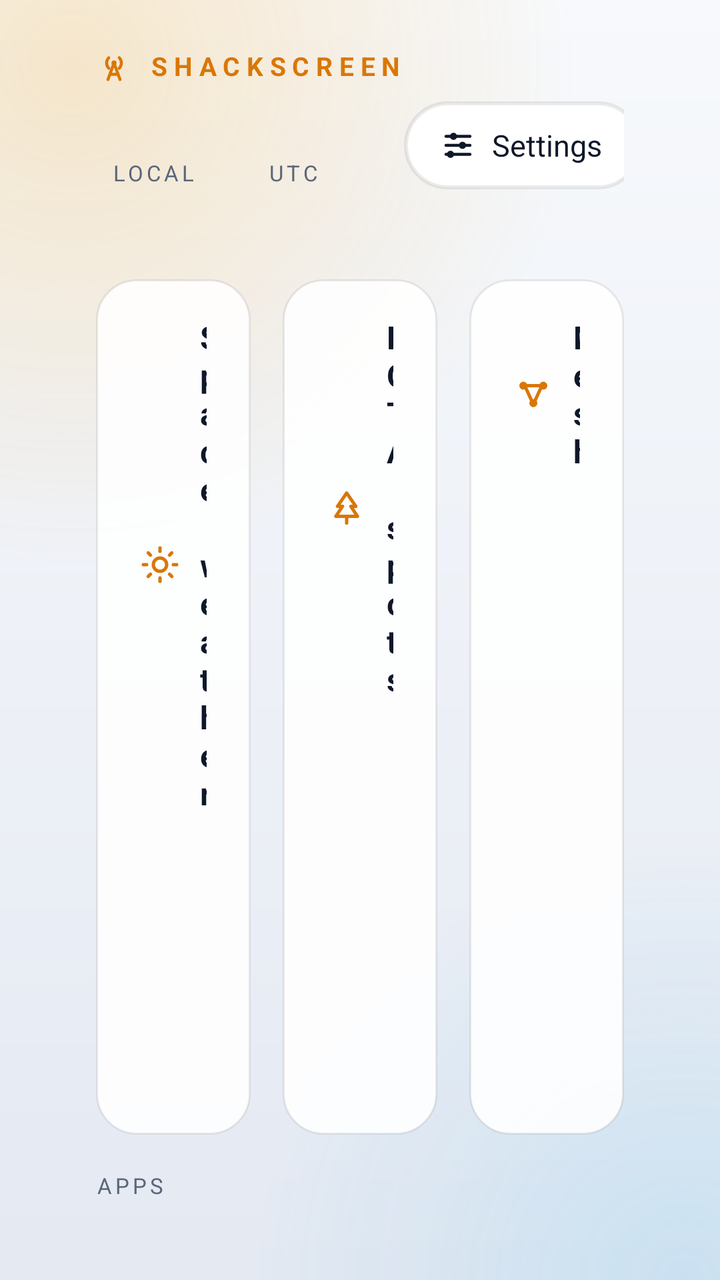
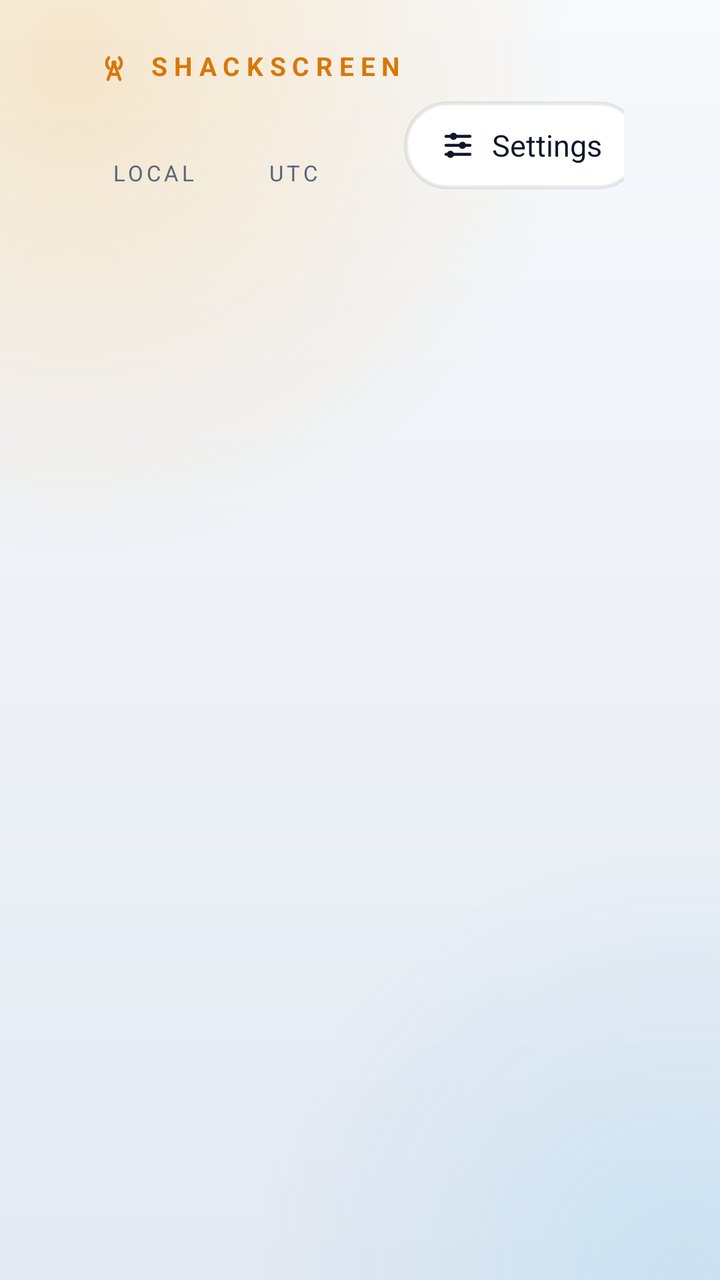

Compare the two renders of this Android layout. The source of the first and the diff that turns it into the second are given below.
<!-- AndroidManifest.xml: application theme Theme.ShackScreen -->
<!-- res/layout/activity_main.xml -->
<?xml version="1.0" encoding="utf-8"?>
<LinearLayout xmlns:android="http://schemas.android.com/apk/res/android"
    android:layout_width="match_parent"
    android:layout_height="match_parent"
    android:clipToPadding="false"
    android:orientation="vertical"
    android:paddingStart="48dp"
    android:paddingEnd="48dp"
    android:paddingTop="24dp"
    android:paddingBottom="20dp">

    <LinearLayout
        android:layout_width="match_parent"
        android:layout_height="wrap_content"
        android:gravity="center_vertical"
        android:orientation="horizontal">

        <LinearLayout
            android:layout_width="wrap_content"
            android:layout_height="wrap_content"
            android:orientation="vertical">

            <LinearLayout
                android:layout_width="wrap_content"
                android:layout_height="wrap_content"
                android:gravity="center_vertical"
                android:orientation="horizontal">

                <ImageView
                    android:layout_width="18dp"
                    android:layout_height="18dp"
                    android:layout_marginEnd="8dp"
                    android:src="@drawable/ic_antenna"
                    android:tint="@color/accent"
                    android:importantForAccessibility="no" />

                <TextView
                    android:layout_width="wrap_content"
                    android:layout_height="wrap_content"
                    android:letterSpacing="0.25"
                    android:text="@string/app_name"
                    android:textAllCaps="true"
                    android:textColor="@color/accent"
                    android:textSize="13sp"
                    android:textStyle="bold" />
            </LinearLayout>

            <LinearLayout
                android:layout_width="wrap_content"
                android:layout_height="wrap_content"
                android:layout_marginTop="2dp"
                android:baselineAligned="true"
                android:orientation="horizontal">

                <TextView
                    android:id="@+id/clock_local"
                    android:layout_width="wrap_content"
                    android:layout_height="wrap_content"
                    android:textColor="@color/text"
                    android:textSize="44sp" />

                <TextView
                    style="@style/Label"
                    android:layout_width="wrap_content"
                    android:layout_height="wrap_content"
                    android:layout_marginStart="8dp"
                    android:layout_marginEnd="28dp"
                    android:text="@string/local" />

                <TextView
                    android:id="@+id/clock_utc"
                    android:layout_width="wrap_content"
                    android:layout_height="wrap_content"
                    android:textColor="@color/accent2"
                    android:textSize="44sp" />

                <TextView
                    style="@style/Label"
                    android:layout_width="wrap_content"
                    android:layout_height="wrap_content"
                    android:layout_marginStart="8dp"
                    android:text="@string/utc" />
            </LinearLayout>

            <TextView
                android:id="@+id/date"
                android:layout_width="wrap_content"
                android:layout_height="wrap_content"
                android:textColor="@color/dim"
                android:textSize="14sp" />
        </LinearLayout>

        <View
            android:layout_width="0dp"
            android:layout_height="1dp"
            android:layout_weight="1" />

        <LinearLayout
            android:id="@+id/update"
            android:layout_width="wrap_content"
            android:layout_height="44dp"
            android:layout_marginEnd="12dp"
            android:background="@drawable/pill_bg"
            android:focusable="true"
            android:clickable="true"
            android:gravity="center_vertical"
            android:orientation="horizontal"
            android:paddingStart="18dp"
            android:paddingEnd="20dp"
            android:visibility="gone">

            <ImageView
                android:layout_width="18dp"
                android:layout_height="18dp"
                android:layout_marginEnd="8dp"
                android:src="@drawable/ic_update"
                android:tint="@color/accent"
                android:importantForAccessibility="no" />

            <TextView
                android:id="@+id/update_text"
                android:layout_width="wrap_content"
                android:layout_height="wrap_content"
                android:textColor="@color/accent"
                android:textSize="15sp"
                android:textStyle="bold" />
        </LinearLayout>

        <LinearLayout
            android:id="@+id/settings"
            android:layout_width="wrap_content"
            android:layout_height="44dp"
            android:background="@drawable/pill_bg"
            android:focusable="true"
            android:clickable="true"
            android:gravity="center_vertical"
            android:orientation="horizontal"
            android:paddingStart="18dp"
            android:paddingEnd="20dp">

            <ImageView
                android:layout_width="18dp"
                android:layout_height="18dp"
                android:layout_marginEnd="8dp"
                android:src="@drawable/ic_settings"
                android:tint="@color/text"
                android:importantForAccessibility="no" />

            <TextView
                android:layout_width="wrap_content"
                android:layout_height="wrap_content"
                android:text="@string/settings"
                android:textColor="@color/text"
                android:textSize="15sp" />
        </LinearLayout>
    </LinearLayout>

    <LinearLayout
        android:layout_width="match_parent"
        android:layout_height="0dp"
        android:layout_marginTop="18dp"
        android:layout_weight="1"
        android:orientation="horizontal">

        <LinearLayout style="@style/Card" android:layout_marginEnd="16dp">
            <LinearLayout android:layout_width="match_parent" android:layout_height="wrap_content" android:gravity="center_vertical" android:orientation="horizontal">
                <ImageView style="@style/CardIcon" android:src="@drawable/ic_sun" android:importantForAccessibility="no" />
                <TextView style="@style/CardTitle" android:text="@string/space" />
                <TextView android:id="@+id/space_src" style="@style/CardSource" />
            </LinearLayout>
            <FrameLayout android:id="@+id/space_body" android:layout_width="match_parent" android:layout_height="0dp" android:layout_weight="1" android:layout_marginTop="12dp" />
        </LinearLayout>

        <LinearLayout style="@style/Card" android:layout_marginEnd="16dp">
            <LinearLayout android:layout_width="match_parent" android:layout_height="wrap_content" android:gravity="center_vertical" android:orientation="horizontal">
                <ImageView style="@style/CardIcon" android:src="@drawable/ic_park" android:importantForAccessibility="no" />
                <TextView style="@style/CardTitle" android:text="@string/pota" />
                <TextView android:id="@+id/pota_src" style="@style/CardSource" />
            </LinearLayout>
            <FrameLayout android:id="@+id/pota_body" android:layout_width="match_parent" android:layout_height="0dp" android:layout_weight="1" android:layout_marginTop="12dp" />
        </LinearLayout>

        <LinearLayout style="@style/Card">
            <LinearLayout android:layout_width="match_parent" android:layout_height="wrap_content" android:gravity="center_vertical" android:orientation="horizontal">
                <ImageView style="@style/CardIcon" android:src="@drawable/ic_mesh" android:importantForAccessibility="no" />
                <TextView style="@style/CardTitle" android:text="@string/mesh" />
                <TextView android:id="@+id/mesh_src" style="@style/CardSource" />
            </LinearLayout>
            <FrameLayout android:id="@+id/mesh_body" android:layout_width="match_parent" android:layout_height="0dp" android:layout_weight="1" android:layout_marginTop="12dp" />
        </LinearLayout>
    </LinearLayout>

    <TextView
        style="@style/Label"
        android:layout_width="wrap_content"
        android:layout_height="wrap_content"
        android:layout_marginTop="18dp"
        android:layout_marginBottom="4dp"
        android:text="@string/apps" />

    
    <HorizontalScrollView
        android:layout_width="match_parent"
        android:layout_height="wrap_content"
        android:layout_marginStart="-14dp"
        android:layout_marginEnd="-14dp"
        android:clipChildren="false"
        android:clipToPadding="false"
        android:paddingStart="14dp"
        android:paddingEnd="14dp"
        android:paddingTop="8dp"
        android:paddingBottom="8dp"
        android:scrollbars="none">

        <LinearLayout
            android:id="@+id/apps"
            android:clipChildren="false"
            android:layout_width="wrap_content"
            android:layout_height="wrap_content"
            android:orientation="horizontal" />
    </HorizontalScrollView>
</LinearLayout>
<!-- resources referenced by this layout -->
<resources>
  <color name="dim">#5B667A</color>
  <color name="text">#0F172A</color>
  <!-- drawable ic_mesh (drawable) -->
  <?xml version="1.0" encoding="utf-8"?>
  <vector xmlns:android="http://schemas.android.com/apk/res/android"
      android:width="24dp" android:height="24dp" android:viewportWidth="24" android:viewportHeight="24">
      <path android:strokeColor="#FFFFFFFF" android:strokeWidth="2" android:strokeLineCap="round" android:strokeLineJoin="round" android:pathData="M7.6,8.6L10.8,15.6 M16.4,8.6L13.2,15.6 M8.4,7H15.6" />
      <path android:fillColor="#FFFFFFFF" android:pathData="M6,4.6a2.4,2.4 0,1 1,0 4.8a2.4,2.4 0,1 1,0 -4.8z M18,4.6a2.4,2.4 0,1 1,0 4.8a2.4,2.4 0,1 1,0 -4.8z M12,15.1a2.4,2.4 0,1 1,0 4.8a2.4,2.4 0,1 1,0 -4.8z" />
  </vector>
  <!-- drawable ic_park (drawable) -->
  <?xml version="1.0" encoding="utf-8"?>
  <vector xmlns:android="http://schemas.android.com/apk/res/android"
      android:width="24dp" android:height="24dp" android:viewportWidth="24" android:viewportHeight="24">
      <path android:strokeColor="#FFFFFFFF" android:strokeWidth="2" android:strokeLineCap="round" android:strokeLineJoin="round" android:pathData="M12,3L6.5,11H9.5L5.5,17H18.5L14.5,11H17.5Z M12,17V21" />
  </vector>
  <!-- drawable ic_sun (drawable) -->
  <?xml version="1.0" encoding="utf-8"?>
  <vector xmlns:android="http://schemas.android.com/apk/res/android"
      android:width="24dp" android:height="24dp" android:viewportWidth="24" android:viewportHeight="24">
      <path android:strokeColor="#FFFFFFFF" android:strokeWidth="2" android:strokeLineCap="round" android:strokeLineJoin="round" android:pathData="M12,8a4,4 0,1 1,0 8a4,4 0,1 1,0 -8z" />
      <path android:strokeColor="#FFFFFFFF" android:strokeWidth="2" android:strokeLineCap="round" android:strokeLineJoin="round" android:pathData="M12,2v2 M12,20v2 M2,12h2 M20,12h2 M4.9,4.9l1.4,1.4 M17.7,17.7l1.4,1.4 M4.9,19.1l1.4,-1.4 M17.7,6.3l1.4,-1.4" />
  </vector>
  <string name="apps">Apps</string>
  <string name="local">Local</string>
  <string name="mesh">Mesh</string>
  <string name="pota">POTA spots</string>
  <string name="space">Space weather</string>
  <string name="utc">UTC</string>
  <style name="Card">
          <item name="android:layout_width">0dp</item>
          <item name="android:layout_height">match_parent</item>
          <item name="android:layout_weight">1</item>
          <item name="android:orientation">vertical</item>
          <item name="android:background">@drawable/card_bg</item>
          <item name="android:paddingStart">22dp</item>
          <item name="android:paddingEnd">22dp</item>
          <item name="android:paddingTop">18dp</item>
          <item name="android:paddingBottom">16dp</item>
      </style>
  <style name="CardIcon">
          <item name="android:layout_width">20dp</item>
          <item name="android:layout_height">20dp</item>
          <item name="android:layout_marginEnd">10dp</item>
          <item name="android:tint">@color/accent</item>
      </style>
  <style name="CardSource">
          <item name="android:layout_width">wrap_content</item>
          <item name="android:layout_height">wrap_content</item>
          <item name="android:textColor">@color/faint</item>
          <item name="android:textSize">11sp</item>
      </style>
  <style name="CardTitle">
          <item name="android:layout_width">0dp</item>
          <item name="android:layout_height">wrap_content</item>
          <item name="android:layout_weight">1</item>
          <item name="android:textColor">@color/text</item>
          <item name="android:textSize">16sp</item>
          <item name="android:textStyle">bold</item>
      </style>
  <color name="tile">#FFFFFF</color>
  <!-- drawable card_bg (drawable) -->
  <?xml version="1.0" encoding="utf-8"?>
  <shape xmlns:android="http://schemas.android.com/apk/res/android">
      <solid android:color="@color/card" />
      <stroke android:width="1dp" android:color="@color/card_border" />
      <corners android:radius="20dp" />
  </shape>
  <color name="faint">#A3ACBB</color>
  <color name="card">#E6FFFFFF</color>
  <!-- unchanged entries left out for length: 17 -->
</resources>

<!-- the commit's change to res/layout/activity_main.xml (unified diff, before → after) -->
@@ -155,48 +155,24 @@
         </LinearLayout>
     </LinearLayout>
 
-    <LinearLayout
+    
+    <HorizontalScrollView
+        android:id="@+id/widget_scroll"
         android:layout_width="match_parent"
         android:layout_height="0dp"
         android:layout_marginTop="18dp"
         android:layout_weight="1"
-        android:orientation="horizontal">
+        android:clipChildren="false"
+        android:clipToPadding="false"
+        android:scrollbars="none">
 
-        <LinearLayout style="@style/Card" android:layout_marginEnd="16dp">
-            <LinearLayout android:layout_width="match_parent" android:layout_height="wrap_content" android:gravity="center_vertical" android:orientation="horizontal">
-                <ImageView style="@style/CardIcon" android:src="@drawable/ic_sun" android:importantForAccessibility="no" />
-                <TextView style="@style/CardTitle" android:text="@string/space" />
-                <TextView android:id="@+id/space_src" style="@style/CardSource" />
-            </LinearLayout>
-            <FrameLayout android:id="@+id/space_body" android:layout_width="match_parent" android:layout_height="0dp" android:layout_weight="1" android:layout_marginTop="12dp" />
-        </LinearLayout>
-
-        <LinearLayout style="@style/Card" android:layout_marginEnd="16dp">
-            <LinearLayout android:layout_width="match_parent" android:layout_height="wrap_content" android:gravity="center_vertical" android:orientation="horizontal">
-                <ImageView style="@style/CardIcon" android:src="@drawable/ic_park" android:importantForAccessibility="no" />
-                <TextView style="@style/CardTitle" android:text="@string/pota" />
-                <TextView android:id="@+id/pota_src" style="@style/CardSource" />
-            </LinearLayout>
-            <FrameLayout android:id="@+id/pota_body" android:layout_width="match_parent" android:layout_height="0dp" android:layout_weight="1" android:layout_marginTop="12dp" />
-        </LinearLayout>
-
-        <LinearLayout style="@style/Card">
-            <LinearLayout android:layout_width="match_parent" android:layout_height="wrap_content" android:gravity="center_vertical" android:orientation="horizontal">
-                <ImageView style="@style/CardIcon" android:src="@drawable/ic_mesh" android:importantForAccessibility="no" />
-                <TextView style="@style/CardTitle" android:text="@string/mesh" />
-                <TextView android:id="@+id/mesh_src" style="@style/CardSource" />
-            </LinearLayout>
-            <FrameLayout android:id="@+id/mesh_body" android:layout_width="match_parent" android:layout_height="0dp" android:layout_weight="1" android:layout_marginTop="12dp" />
-        </LinearLayout>
-    </LinearLayout>
-
-    <TextView
-        style="@style/Label"
-        android:layout_width="wrap_content"
-        android:layout_height="wrap_content"
-        android:layout_marginTop="18dp"
-        android:layout_marginBottom="4dp"
-        android:text="@string/apps" />
+        <LinearLayout
+            android:id="@+id/widgets"
+            android:layout_width="wrap_content"
+            android:layout_height="match_parent"
+            android:clipChildren="false"
+            android:orientation="horizontal" />
+    </HorizontalScrollView>
 
     
     <HorizontalScrollView
@@ -208,8 +184,9 @@
         android:clipToPadding="false"
         android:paddingStart="14dp"
         android:paddingEnd="14dp"
-        android:paddingTop="8dp"
-        android:paddingBottom="8dp"
+        android:layout_marginTop="12dp"
+        android:paddingTop="6dp"
+        android:paddingBottom="6dp"
         android:scrollbars="none">
 
         <LinearLayout
<!-- resource entries referenced after the edit -->
@@ -2,73 +2,10 @@
 <resources>
   <color name="dim">#5B667A</color>
   <color name="text">#0F172A</color>
-  <!-- drawable ic_mesh (drawable) -->
-  <?xml version="1.0" encoding="utf-8"?>
-  <vector xmlns:android="http://schemas.android.com/apk/res/android"
-      android:width="24dp" android:height="24dp" android:viewportWidth="24" android:viewportHeight="24">
-      <path android:strokeColor="#FFFFFFFF" android:strokeWidth="2" android:strokeLineCap="round" android:strokeLineJoin="round" android:pathData="M7.6,8.6L10.8,15.6 M16.4,8.6L13.2,15.6 M8.4,7H15.6" />
-      <path android:fillColor="#FFFFFFFF" android:pathData="M6,4.6a2.4,2.4 0,1 1,0 4.8a2.4,2.4 0,1 1,0 -4.8z M18,4.6a2.4,2.4 0,1 1,0 4.8a2.4,2.4 0,1 1,0 -4.8z M12,15.1a2.4,2.4 0,1 1,0 4.8a2.4,2.4 0,1 1,0 -4.8z" />
-  </vector>
-  <!-- drawable ic_park (drawable) -->
-  <?xml version="1.0" encoding="utf-8"?>
-  <vector xmlns:android="http://schemas.android.com/apk/res/android"
-      android:width="24dp" android:height="24dp" android:viewportWidth="24" android:viewportHeight="24">
-      <path android:strokeColor="#FFFFFFFF" android:strokeWidth="2" android:strokeLineCap="round" android:strokeLineJoin="round" android:pathData="M12,3L6.5,11H9.5L5.5,17H18.5L14.5,11H17.5Z M12,17V21" />
-  </vector>
-  <!-- drawable ic_sun (drawable) -->
-  <?xml version="1.0" encoding="utf-8"?>
-  <vector xmlns:android="http://schemas.android.com/apk/res/android"
-      android:width="24dp" android:height="24dp" android:viewportWidth="24" android:viewportHeight="24">
-      <path android:strokeColor="#FFFFFFFF" android:strokeWidth="2" android:strokeLineCap="round" android:strokeLineJoin="round" android:pathData="M12,8a4,4 0,1 1,0 8a4,4 0,1 1,0 -8z" />
-      <path android:strokeColor="#FFFFFFFF" android:strokeWidth="2" android:strokeLineCap="round" android:strokeLineJoin="round" android:pathData="M12,2v2 M12,20v2 M2,12h2 M20,12h2 M4.9,4.9l1.4,1.4 M17.7,17.7l1.4,1.4 M4.9,19.1l1.4,-1.4 M17.7,6.3l1.4,-1.4" />
-  </vector>
-  <string name="apps">Apps</string>
   <string name="local">Local</string>
-  <string name="mesh">Mesh</string>
-  <string name="pota">POTA spots</string>
-  <string name="space">Space weather</string>
   <string name="utc">UTC</string>
-  <style name="Card">
-          <item name="android:layout_width">0dp</item>
-          <item name="android:layout_height">match_parent</item>
-          <item name="android:layout_weight">1</item>
-          <item name="android:orientation">vertical</item>
-          <item name="android:background">@drawable/card_bg</item>
-          <item name="android:paddingStart">22dp</item>
-          <item name="android:paddingEnd">22dp</item>
-          <item name="android:paddingTop">18dp</item>
-          <item name="android:paddingBottom">16dp</item>
-      </style>
-  <style name="CardIcon">
-          <item name="android:layout_width">20dp</item>
-          <item name="android:layout_height">20dp</item>
-          <item name="android:layout_marginEnd">10dp</item>
-          <item name="android:tint">@color/accent</item>
-      </style>
-  <style name="CardSource">
-          <item name="android:layout_width">wrap_content</item>
-          <item name="android:layout_height">wrap_content</item>
-          <item name="android:textColor">@color/faint</item>
-          <item name="android:textSize">11sp</item>
-      </style>
-  <style name="CardTitle">
-          <item name="android:layout_width">0dp</item>
-          <item name="android:layout_height">wrap_content</item>
-          <item name="android:layout_weight">1</item>
-          <item name="android:textColor">@color/text</item>
-          <item name="android:textSize">16sp</item>
-          <item name="android:textStyle">bold</item>
-      </style>
   <color name="tile">#FFFFFF</color>
-  <!-- drawable card_bg (drawable) -->
-  <?xml version="1.0" encoding="utf-8"?>
-  <shape xmlns:android="http://schemas.android.com/apk/res/android">
-      <solid android:color="@color/card" />
-      <stroke android:width="1dp" android:color="@color/card_border" />
-      <corners android:radius="20dp" />
-  </shape>
   <color name="faint">#A3ACBB</color>
-  <color name="card">#E6FFFFFF</color>
   <!-- unchanged entries left out for length: 17 -->
 </resources>
 
